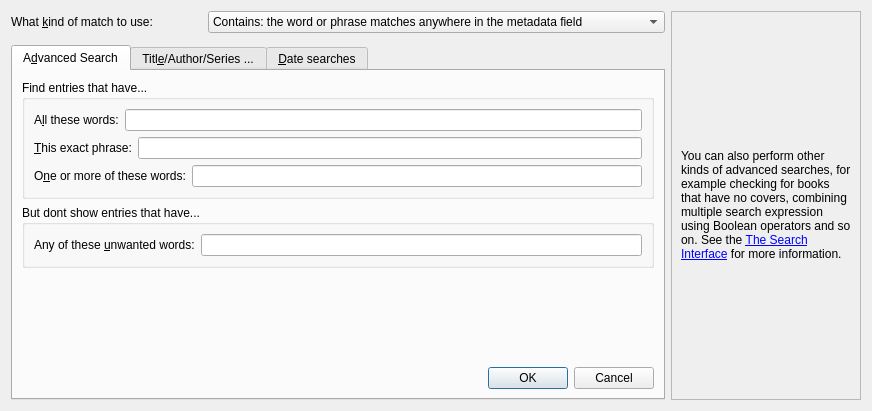
Before: the Qt Designer form src/calibre/gui2/dialogs/search.ui in kovidgoyal/calibre, drawn with Qt 5.
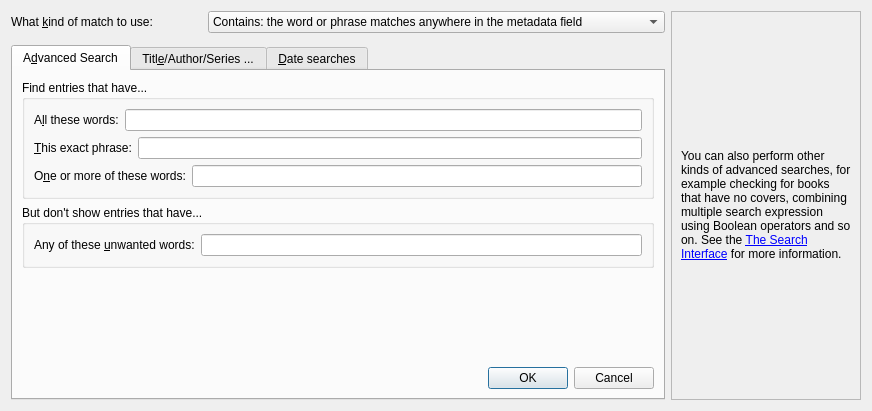
After: the same form once the commit is applied. Icons and pictures are not drawn. Custom widgets are drawn as their Qt base class.

```diff
--- a/src/calibre/gui2/dialogs/search.ui
+++ b/src/calibre/gui2/dialogs/search.ui
@@ -161,7 +161,7 @@
        <item row="1" column="0">
         <widget class="QGroupBox" name="groupBox_2">
          <property name="title">
-          <string>But dont show entries that have...</string>
+          <string>But don&apos;t show entries that have...</string>
          </property>
          <layout class="QVBoxLayout" name="verticalLayout_2">
           <item>
```
